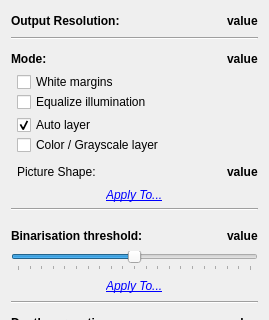
This is filters/output/ui/OutputOptionsWidget.ui in ImageProcessing-ElectronicPublications/scantailor-deviant as Qt 5 draws it before an edit; both pictures show x 0 to 269 and y 0 to 320 of the 269 by 871 pixel window. The edited form follows.
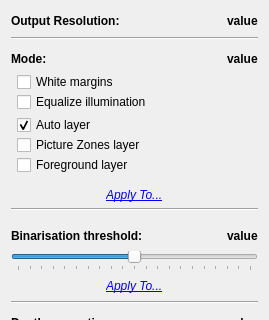
This is the edited form. Icons and pictures are not drawn.

Commit message: Merge Rectangular and Quadro picture detection modes into one

What changed in the file:
```diff
--- a/filters/output/ui/OutputOptionsWidget.ui
+++ b/filters/output/ui/OutputOptionsWidget.ui
@@ -221,7 +221,14 @@
          <item>
           <widget class="QCheckBox" name="colorLayerCB">
            <property name="text">
-            <string>Color / Grayscale layer</string>
+            <string>Picture Zones layer</string>
+           </property>
+          </widget>
+         </item>
+         <item>
+          <widget class="QCheckBox" name="foregroundLayerCB">
+           <property name="text">
+            <string>Foreground layer</string>
            </property>
           </widget>
          </item>
@@ -241,66 +248,6 @@
         </property>
        </spacer>
       </item>
-      <item>
-       <widget class="QWidget" name="pictureShapeOptions" native="true">
-        <layout class="QHBoxLayout" name="horizontalLayout_14">
-         <property name="spacing">
-          <number>6</number>
-         </property>
-         <property name="leftMargin">
-          <number>6</number>
-         </property>
-         <property name="topMargin">
-          <number>0</number>
-         </property>
-         <property name="rightMargin">
-          <number>0</number>
-         </property>
-         <property name="bottomMargin">
-          <number>0</number>
-         </property>
-         <item>
-          <widget class="QLabel" name="labelPictureShape">
-           <property name="text">
-            <string>Picture Shape:</string>
-           </property>
-          </widget>
-         </item>
-         <item>
-          <spacer name="horizontalSpacer_26">
-           <property name="orientation">
-            <enum>Qt::Horizontal</enum>
-           </property>
-           <property name="sizeHint" stdset="0">
-            <size>
-             <width>40</width>
-             <height>20</height>
-            </size>
-           </property>
-          </spacer>
-         </item>
-         <item>
-          <widget class="QLabel" name="pictureShapeValue">
-           <property name="font">
-            <font>
-             <weight>75</weight>
-             <bold>true</bold>
-            </font>
-           </property>
-           <property name="contextMenuPolicy">
-            <enum>Qt::NoContextMenu</enum>
-           </property>
-           <property name="text">
-            <string notr="true">value</string>
-           </property>
-           <property name="textFormat">
-            <enum>Qt::RichText</enum>
-           </property>
-          </widget>
-         </item>
-        </layout>
-       </widget>
-      </item>
       <item>
        <layout class="QHBoxLayout" name="horizontalLayout_5">
         <item>
```
Left out of the diff: 7 changed lines with no effect on the pictures. The commit also changes 41 other files.
